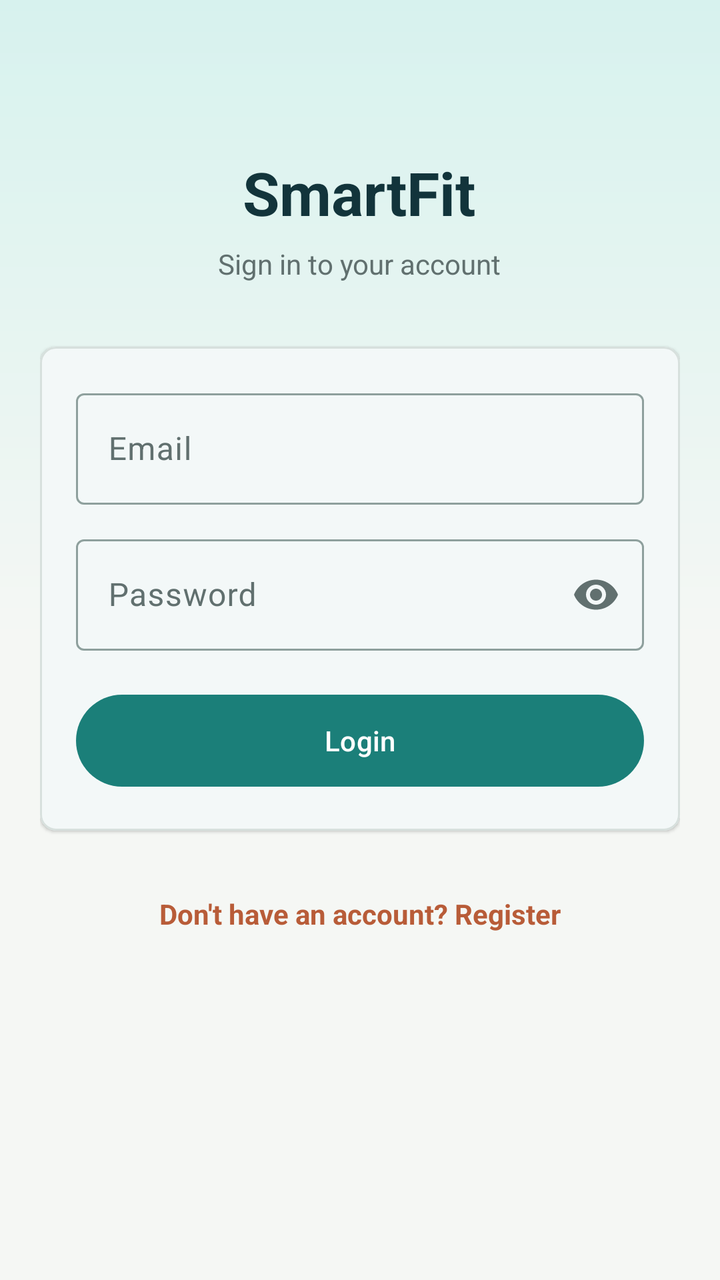
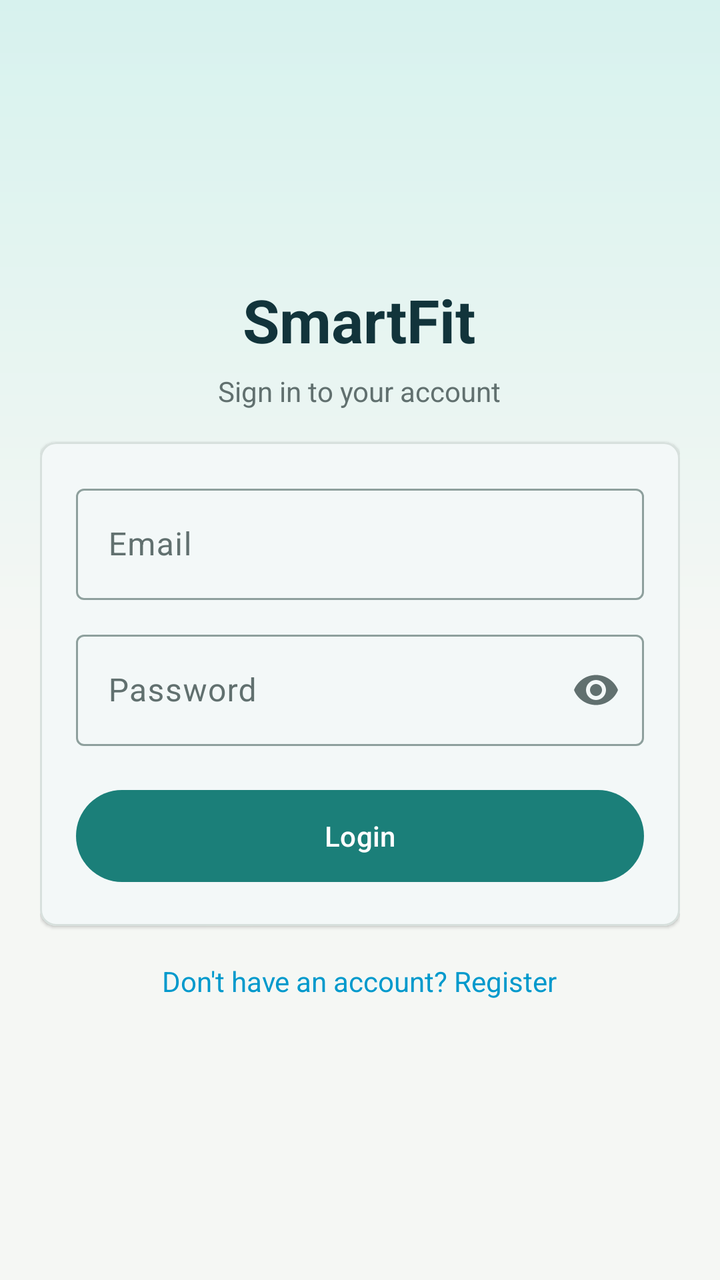

Compare the two renders of this Android layout. The source of the first and the diff that turns it into the second are given below.
<!-- AndroidManifest.xml: application theme Theme.SmartFitApp -->
<!-- res/layout/activity_login.xml -->
<?xml version="1.0" encoding="utf-8"?>
<ScrollView xmlns:android="http://schemas.android.com/apk/res/android"
    xmlns:app="http://schemas.android.com/apk/res-auto"
    android:layout_width="match_parent"
    android:layout_height="match_parent"
    android:fillViewport="true"
    android:background="@drawable/bg_auth_panel">

    <LinearLayout
        android:layout_width="match_parent"
        android:layout_height="wrap_content"
        android:orientation="vertical"
        android:gravity="center_horizontal"
        android:paddingStart="@dimen/screen_padding"
        android:paddingEnd="@dimen/screen_padding"
        android:paddingBottom="40dp">

        
        <LinearLayout
            android:layout_width="wrap_content"
            android:layout_height="wrap_content"
            android:orientation="vertical"
            android:gravity="center"
            android:layout_marginTop="76dp"
            android:layout_marginBottom="32dp">

            <TextView
                android:layout_width="wrap_content"
                android:layout_height="wrap_content"
                android:text="SmartFit"
                style="@style/Text.Brand" />

            <TextView
                android:layout_width="wrap_content"
                android:layout_height="wrap_content"
                android:layout_marginTop="6dp"
                android:text="Sign in to your account"
                android:textSize="14sp"
                android:textColor="@color/on_surface_variant" />
        </LinearLayout>

        
        <com.google.android.material.card.MaterialCardView
            android:layout_width="match_parent"
            android:layout_height="wrap_content"
            app:cardCornerRadius="@dimen/card_radius"
            app:cardElevation="1dp"
            app:strokeColor="@color/outline_variant"
            app:strokeWidth="1dp"
            app:cardBackgroundColor="@color/surface">

            <LinearLayout
                android:layout_width="match_parent"
                android:layout_height="wrap_content"
                android:orientation="vertical"
                android:padding="@dimen/card_padding">

                <com.google.android.material.textfield.TextInputLayout
                    android:layout_width="match_parent"
                    android:layout_height="wrap_content"
                    android:hint="Email"
                    style="@style/Widget.Material3.TextInputLayout.OutlinedBox">

                    <com.google.android.material.textfield.TextInputEditText
                        android:id="@+id/emailInput"
                        android:layout_width="match_parent"
                        android:layout_height="wrap_content"
                        android:inputType="textEmailAddress"
                        android:imeOptions="actionNext" />
                </com.google.android.material.textfield.TextInputLayout>

                <com.google.android.material.textfield.TextInputLayout
                    android:layout_width="match_parent"
                    android:layout_height="wrap_content"
                    android:layout_marginTop="@dimen/element_gap"
                    android:hint="Password"
                    app:endIconMode="password_toggle"
                    style="@style/Widget.Material3.TextInputLayout.OutlinedBox">

                    <com.google.android.material.textfield.TextInputEditText
                        android:id="@+id/passwordInput"
                        android:layout_width="match_parent"
                        android:layout_height="wrap_content"
                        android:inputType="textPassword"
                        android:imeOptions="actionDone" />
                </com.google.android.material.textfield.TextInputLayout>

                <TextView
                    android:id="@+id/errorText"
                    android:layout_width="match_parent"
                    android:layout_height="wrap_content"
                    android:layout_marginTop="@dimen/small_gap"
                    style="@style/Text.Error"
                    android:visibility="gone" />

                <ProgressBar
                    android:id="@+id/progressBar"
                    android:layout_width="wrap_content"
                    android:layout_height="wrap_content"
                    android:layout_gravity="center_horizontal"
                    android:layout_marginTop="@dimen/small_gap"
                    android:visibility="gone" />

                <Button
                    android:id="@+id/loginButton"
                    android:layout_width="match_parent"
                    android:layout_height="@dimen/button_height"
                    android:layout_marginTop="@dimen/card_padding"
                    android:text="Login"
                    android:textAllCaps="false"
                    style="@style/Widget.Material3.Button" />

            </LinearLayout>
        </com.google.android.material.card.MaterialCardView>

        <TextView
            android:id="@+id/registerLink"
            android:layout_width="wrap_content"
            android:layout_height="wrap_content"
            android:layout_marginTop="@dimen/large_gap"
            android:text="Don't have an account? Register"
            style="@style/Text.Link" />

    </LinearLayout>
</ScrollView>
<!-- resources referenced by this layout -->
<resources>
  <color name="on_surface_variant">#61706F</color>
  <color name="outline_variant">#D7E0DD</color>
  <color name="surface">#FFFFFF</color>
  <dimen name="button_height">54dp</dimen>
  <dimen name="card_padding">18dp</dimen>
  <dimen name="card_radius">8dp</dimen>
  <dimen name="element_gap">12dp</dimen>
  <dimen name="large_gap">24dp</dimen>
  <dimen name="screen_padding">20dp</dimen>
  <dimen name="small_gap">8dp</dimen>
  <!-- drawable bg_auth_panel (drawable) -->
  <?xml version="1.0" encoding="utf-8"?>
  <shape xmlns:android="http://schemas.android.com/apk/res/android">
      <gradient
          android:angle="270"
          android:startColor="@color/primary_container"
          android:centerColor="@color/background"
          android:endColor="@color/background" />
  </shape>
  <style name="Text.Brand">
          <item name="android:textColor">@color/primary_dark</item>
          <item name="android:textStyle">bold</item>
          <item name="android:textSize">30sp</item>
      </style>
  <style name="Text.Error">
          <item name="android:textColor">@color/error</item>
          <item name="android:textSize">13sp</item>
      </style>
  <style name="Text.Link">
          <item name="android:textColor">@color/secondary</item>
          <item name="android:textSize">14sp</item>
          <item name="android:textStyle">bold</item>
          <item name="android:padding">8dp</item>
      </style>
  <style name="Theme.SmartFitApp" parent="Base.Theme.SmartFitApp" />
  <color name="primary_container">#D7F2EE</color>
  <color name="background">#F5F7F4</color>
  <color name="primary_dark">#12343B</color>
  <color name="error">#B3261E</color>
  <color name="secondary">#B85C38</color>
  <style name="Base.Theme.SmartFitApp" parent="Theme.Material3.DayNight.NoActionBar">
          <item name="colorPrimary">@color/primary</item>
          <item name="colorOnPrimary">@color/on_primary</item>
          <item name="colorPrimaryContainer">@color/primary_container</item>
          <item name="colorOnPrimaryContainer">@color/on_primary_container</item>
          <item name="colorSecondary">@color/secondary</item>
          <item name="colorOnSecondary">@color/on_secondary</item>
          <item name="colorSecondaryContainer">@color/secondary_container</item>
          <item name="colorOnSecondaryContainer">@color/on_secondary_container</item>
          <item name="android:colorBackground">@color/background</item>
          <item name="colorSurface">@color/surface</item>
          <item name="colorOnSurface">@color/on_surface</item>
          <item name="colorSurfaceVariant">@color/surface_variant</item>
          <item name="colorOnSurfaceVariant">@color/on_surface_variant</item>
          <item name="colorError">@color/error</item>
          <item name="colorOnError">@color/on_error</item>
          <item name="colorErrorContainer">@color/error_container</item>
          <item name="colorOnErrorContainer">@color/on_error_container</item>
          <item name="colorOutline">@color/outline</item>
          <item name="colorOutlineVariant">@color/outline_variant</item>
      </style>
  <color name="primary">#1B7F79</color>
  <color name="on_primary">#FFFFFF</color>
  <color name="on_primary_container">#052927</color>
  <color name="on_secondary">#FFFFFF</color>
  <color name="secondary_container">#FFE2D5</color>
  <color name="on_secondary_container">#3D1608</color>
  <color name="on_surface">#162326</color>
  <color name="surface_variant">#E8F0ED</color>
  <color name="on_error">#FFFFFF</color>
  <color name="error_container">#F9DEDC</color>
  <color name="on_error_container">#410E0B</color>
  <color name="outline">#8EA09D</color>
</resources>

<!-- the commit's change to res/layout/activity_login.xml (unified diff, before → after) -->
@@ -8,12 +8,13 @@
 
     <LinearLayout
         android:layout_width="match_parent"
-        android:layout_height="wrap_content"
+        android:layout_height="match_parent"
         android:orientation="vertical"
-        android:gravity="center_horizontal"
+        android:gravity="center"
         android:paddingStart="@dimen/screen_padding"
         android:paddingEnd="@dimen/screen_padding"
-        android:paddingBottom="40dp">
+        android:paddingTop="16dp"
+        android:paddingBottom="16dp">
 
         
         <LinearLayout
@@ -21,8 +22,7 @@
             android:layout_height="wrap_content"
             android:orientation="vertical"
             android:gravity="center"
-            android:layout_marginTop="76dp"
-            android:layout_marginBottom="32dp">
+            android:layout_marginBottom="16dp">
 
             <TextView
                 android:layout_width="wrap_content"
@@ -117,9 +117,10 @@
             android:id="@+id/registerLink"
             android:layout_width="wrap_content"
             android:layout_height="wrap_content"
-            android:layout_marginTop="@dimen/large_gap"
+            android:layout_marginTop="@dimen/card_padding"
             android:text="Don't have an account? Register"
-            style="@style/Text.Link" />
+            android:textColor="@android:color/holo_blue_dark"
+            android:textSize="14sp" />
 
     </LinearLayout>
 </ScrollView>
<!-- resource entries referenced after the edit -->
@@ -7,7 +7,6 @@
   <dimen name="card_padding">18dp</dimen>
   <dimen name="card_radius">8dp</dimen>
   <dimen name="element_gap">12dp</dimen>
-  <dimen name="large_gap">24dp</dimen>
   <dimen name="screen_padding">20dp</dimen>
   <dimen name="small_gap">8dp</dimen>
   <!-- drawable bg_auth_panel (drawable) -->
@@ -27,12 +26,6 @@
   <style name="Text.Error">
           <item name="android:textColor">@color/error</item>
           <item name="android:textSize">13sp</item>
-      </style>
-  <style name="Text.Link">
-          <item name="android:textColor">@color/secondary</item>
-          <item name="android:textSize">14sp</item>
-          <item name="android:textStyle">bold</item>
-          <item name="android:padding">8dp</item>
       </style>
   <style name="Theme.SmartFitApp" parent="Base.Theme.SmartFitApp" />
   <color name="primary_container">#D7F2EE</color>
